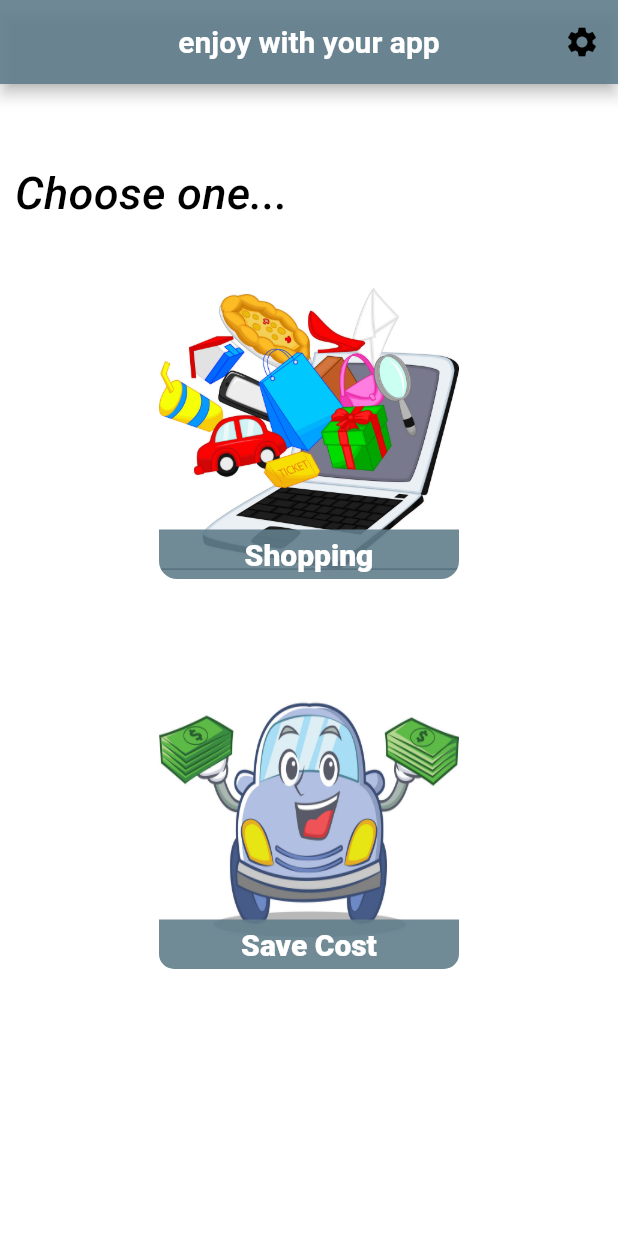
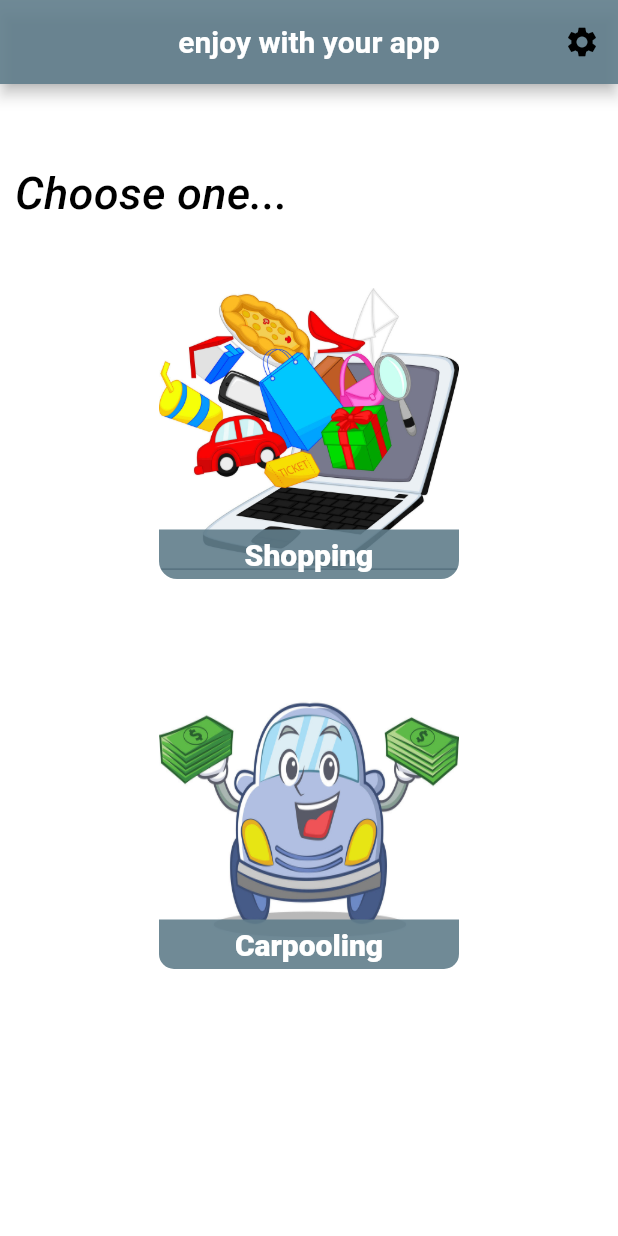
Before and after one commit to AhmedElhenidy/save_cost, a Flutter app: the ChooseScreen screen opened directly, on a phone screen of 412 x 824 dp. Run offline on Flutter 3.47's test engine with Material 2 defaults, Android fonts, the light colour scheme and no system bars; our stand-ins replace carousel_slider, cloud_firestore, firebase_auth, firebase_core, flutter_bloc, flutter_rating_bar and 5 more; missing offline and left inert: switcher; accounts and stored records are empty.

Commit message:
finishing app part 5

```diff
--- a/lib/main.dart
+++ b/lib/main.dart
@@ -10,6 +10,7 @@ import 'package:save_cost/presentation/ui/authentication/register_screen.dart';
 import 'package:save_cost/presentation/ui/choose_screen.dart';
 import 'package:save_cost/presentation/ui/product_details_screen.dart';
 import 'package:save_cost/presentation/ui/shop_app/settings/settings_screen.dart';
+import 'package:save_cost/presentation/ui/shop_app/settings/test.dart';
 
 import 'package:save_cost/presentation/ui/shopping_screen.dart';
 import 'package:flutter_bloc/flutter_bloc.dart';
@@ -182,7 +183,7 @@ class MyApp extends StatelessWidget {
             //theme:themeModel.isDarkMode? ThemeData.dark():ThemeData.light(),
 
             home:
-            FirebaseAuth.instance.currentUser==null?OnBoardingScreen():ChooseScreen(),
+             FirebaseAuth.instance.currentUser==null?OnBoardingScreen():ChooseScreen(),
           );
         },
       ),
--- a/lib/presentation/ui/choose_screen.dart
+++ b/lib/presentation/ui/choose_screen.dart
@@ -137,7 +137,7 @@ class ChooseScreen extends StatelessWidget {
                          ),
                          width: double.infinity,
                          child: Text(
-                           'Save Cost',
+                           'Carpooling',
                            textAlign: TextAlign.center,
                            style: TextStyle(
                              fontSize: 20,
--- a/lib/presentation/ui/shopping_screen.dart
+++ b/lib/presentation/ui/shopping_screen.dart
@@ -27,7 +27,9 @@ class _ShoppingScreenState extends State<ShoppingScreen> {
   ];
   @override
   Widget build(BuildContext context) {
+
     return Scaffold(
+
       body:
       _WidgetOption.elementAt(currentIndex)
       // FutureBuilder<QuerySnapshot>(
@@ -94,6 +96,9 @@ class _ShoppingScreenState extends State<ShoppingScreen> {
         ],) ,
     );
   }
+
+
+
   void changeItem (int value)
   {
     setState(()
```
